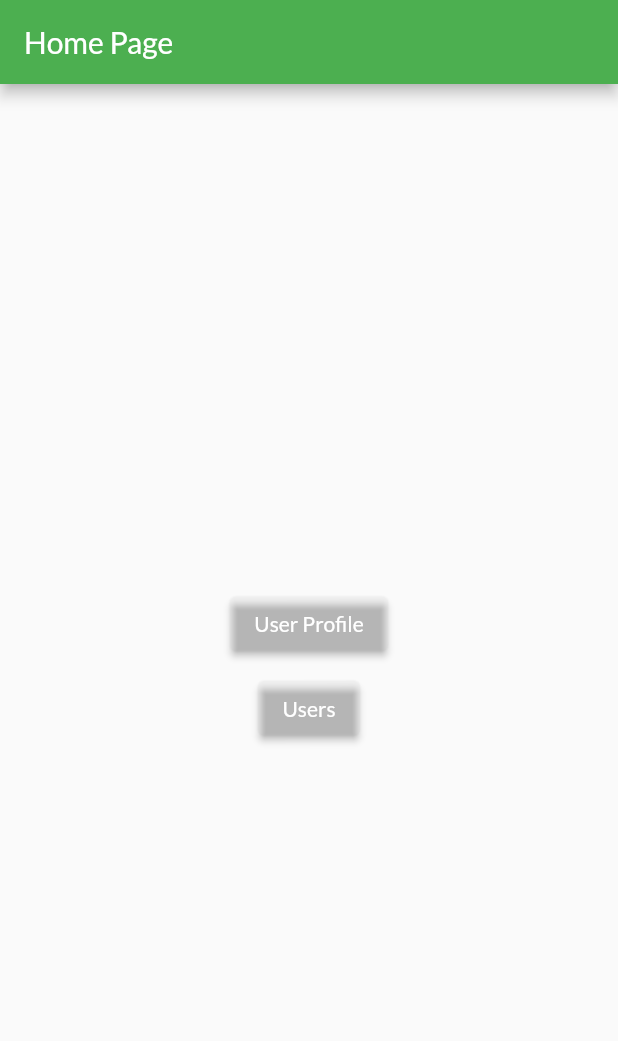
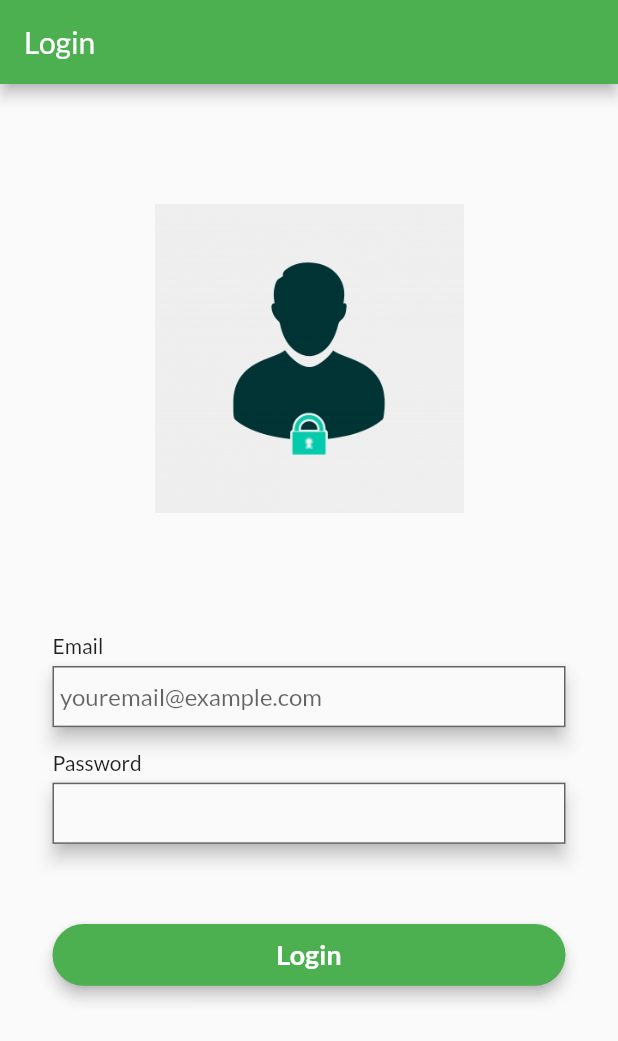
Before and after one commit to Opshanka/FlutterUCSC01, a Flutter app: the screen it shows after launch, on a phone screen of 412 x 824 dp. Shown: the top 1041 px of the screen. Run offline on Flutter 3.47's test engine with Material 2 defaults, Android fonts, the phone set to English and light mode, and no system bars; our stand-ins replace easy_localization.

Commit message:
Finalized upto 2022_1_1
Added localization again
added user list
added login

```diff
--- /dev/null
+++ b/demo/assets/langs/de-DE.json
@@ -0,0 +1,6 @@
+{
+    "titles": {
+        "home" : "Home",
+        "first" : "First Screen"
+    }
+}
--- /dev/null
+++ b/demo/assets/langs/en-US.json
@@ -0,0 +1,16 @@
+{
+    "titles": {
+        "home" : "Home",
+        "login" : "Login",
+        "first" : "First Screen"
+    },
+    "buttonTitles": {
+        "login" : "Login"
+
+    },
+    "labels": {
+        "email" : "Email",
+        "password" : "Password"
+
+    }
+}
--- a/demo/lib/common/route_generator.dart
+++ b/demo/lib/common/route_generator.dart
@@ -23,7 +23,7 @@ class RouteGenerator{
         return _errorRoute("Profile Data Error");
       case '/users':
         if(args is ToUserListPageArguments){
-          return MaterialPageRoute(builder: (_)=> Users(users: args,));
+          return MaterialPageRoute(builder: (_)=> UsersPage());
         }
         return _errorRoute("User List Data Error");
        default:
--- a/demo/lib/common/theme.dart
+++ b/demo/lib/common/theme.dart
@@ -23,4 +23,21 @@ ThemeData primaryTheme = ThemeData(
   ),
   appBarTheme: AppBarTheme(
     backgroundColor: HexColor.fromHex("#4caf50"),
-),);
+    textTheme: TextTheme(
+       headline4: TextStyle(
+          fontFamily: 'Lato',
+          fontSize: 20,
+          fontWeight: FontWeight.bold,
+          color: Colors.white,
+        ),
+    ),
+),
+  textTheme: const TextTheme(
+    headline4: TextStyle(
+      fontFamily: 'Lato',
+      fontSize: 18,
+      fontWeight: FontWeight.bold,
+      color: Colors.white,
+    ),
+  ),
+);
--- a/demo/lib/main.dart
+++ b/demo/lib/main.dart
@@ -2,10 +2,22 @@ import 'package:demo/common/route_generator.dart';
 import 'package:demo/common/theme.dart';
 import 'package:demo/views/first_page.dart';
 import 'package:demo/views/home_page.dart';
+import 'package:demo/views/pages/login_page.dart';
+import 'package:easy_localization/easy_localization.dart';
 import 'package:flutter/material.dart';
 
-void main() {
-  runApp(const MyApp());
+Future<void> main() async {
+  WidgetsFlutterBinding.ensureInitialized();
+  await EasyLocalization.ensureInitialized();
+
+  runApp(
+    EasyLocalization(
+      supportedLocales: [const Locale('en', 'US'), Locale('de', 'DE')],
+      path: 'assets/langs', // <-- change the path of the translation files
+      fallbackLocale: Locale('en', 'US'),
+      child: MyApp()
+    ),
+  );
 }
 
 class MyApp extends StatelessWidget {
@@ -20,7 +32,11 @@ class MyApp extends StatelessWidget {
       initialRoute: '/',
       onGenerateRoute: RouteGenerator.generateRoute,
       // onGenerateRoute: RouteGenerator.gener,
-      home: Home(title: "Home Page"),
+      // home: Home(title: "Home Page"),
+      locale: context.locale,
+      supportedLocales: context.supportedLocales,
+      localizationsDelegates: context.localizationDelegates,
+      home: LoginPage(),
     );
   }
 }
--- /dev/null
+++ b/demo/lib/mixins/validation_mixin.dart
@@ -0,0 +1,39 @@
+class ValidationMixin {
+  String pwd = '';
+
+  String? validateEmail(String? value) {
+    String pattern = r'^(([^<>()[\]\\.,;:\s@\"]+(\.[^<>()[\]\\.,;:\s@\"]+)*)|(\".+\"))@((\[[0-9]{1,3}\.[0-9]{1,3}\.[0-9]{1,3}\.[0-9]{1,3}\])|(([a-zA-Z\-0-9]+\.)+[a-zA-Z]{2,}))$';
+    RegExp regex = RegExp(pattern);
+
+    if (value!.length < 1) {
+      return 'Email cannot be empty';
+    }
+
+    if (!regex.hasMatch(value.trim())) {
+      return 'Please enter a valid email';
+    }
+    return null;
+  }
+
+  String? validateMobileNum(String? value) {
+    String pattern = r'^\+[1-9]{1}[0-9]{3,14}$';
+    RegExp regex = RegExp(pattern);
+
+    if (value!.length < 1) {
+      return 'Mobile number cannot be empty';
+    }
+
+    if (!regex.hasMatch(value.trim())) {
+      return 'Please enter a valid mobile number';
+    }
+    return null;
+  }
+
+  String? validatePassword(String? value) {
+    if (value!.length < 1) {
+      return 'Password cannot be empty';
+    } else if ((value.length < 8)) {
+      return 'Password should be atlease 8 characters long';
+    }
+  }
+}
--- /dev/null
+++ b/demo/lib/views/pages/login_page.dart
@@ -0,0 +1,104 @@
+import 'package:flutter/material.dart';
+import 'package:easy_localization/easy_localization.dart';
+import 'package:demo/widgets/form_items.dart';
+import 'package:demo/mixins/validation_mixin.dart';
+
+class LoginPage extends StatefulWidget {
+  @override
+  _LoginPageState createState() => _LoginPageState();
+}
+
+class _LoginPageState extends State<LoginPage> with ValidationMixin {
+  final formKey = GlobalKey<FormState>();
+  String email = "";
+  String password = "";
+  String token = "";
+  bool isInvalid = false;
+
+  bool _obscureText = true;
+
+  @override
+  void initState() {
+    super.initState();
+  }
+
+  @override
+  Widget build(BuildContext context) {
+    var height = MediaQuery.of(context).size.height;
+    var width = MediaQuery.of(context).size.width;
+
+    double contentGap = height < 750 ? 50 : 80;
+    double buttonGap = height < 750 ? 5 : 15;
+    double imageSize = height < 750 ? height / 4 : width / 2;
+
+    if (height < 569) {
+      contentGap = 30;
+      buttonGap = 5;
+      imageSize = height / 5;
+    }
+
+    var logoImageAsset = new AssetImage("assets/images/avator.jpg");
+    var logoImage = new Image(
+      image: logoImageAsset,
+      height: imageSize,
+      width: imageSize,
+    );
+
+    return Scaffold(
+      appBar: AppBar(
+        title: Text('titles.login'.tr(),
+            ),
+      ),
+      body: ListView(children: <Widget>[
+        Container(
+          child: Column(
+              crossAxisAlignment: CrossAxisAlignment.center,
+              mainAxisAlignment: MainAxisAlignment.start,
+              children: <Widget>[
+                Container(
+                  padding: EdgeInsets.only(
+                      left: width / 4, right: width / 4, top: contentGap),
+                  child: logoImage,
+                ),
+                Container(
+                  padding:
+                      EdgeInsets.only(left: 35, right: 35, top: contentGap),
+                  child: Form(
+                      key: formKey,
+                      child: Column(children: <Widget>[
+                        Container(
+                          alignment: Alignment.centerLeft,
+                          child: formLabel('labels.email'.tr(), context),
+                        ),
+                        Container(
+                            height: height / 18,
+                            padding: EdgeInsets.only(top: 5),
+                            child: emailField(validateEmail, (String? value) {
+                              email = value!.trim();
+                            }, context)),
+                        Container(
+                          padding: EdgeInsets.only(top: 15),
+                          alignment: Alignment.centerLeft,
+                          child: formLabel('labels.password'.tr(), context),
+                        ),
+                        Container(
+                            height: height / 18,
+                            padding: EdgeInsets.only(top: 5),
+                            child:
+                                passwordField(validatePassword, (String? value) {
+                              password = value!;
+                            }, context, _obscureText)),
+                        Container(
+                          padding: EdgeInsets.only(top: 50),
+                          child: submitButton('buttonTitles.login'.tr(), () {
+                            formKey.currentState!.save();
+                          }, width - 70, height / 20, context),
+                        ),
+                      ])),
+                ),
+              ]),
+        ),
+      ]),
+    );
+  }
+}
--- /dev/null
+++ b/demo/lib/widgets/form_items.dart
@@ -0,0 +1,76 @@
+import 'package:flutter/material.dart';
+
+Widget formLabel(text, context) {
+  return Text(
+    text,
+    style: Theme.of(context).inputDecorationTheme.labelStyle,
+  );
+}
+
+Widget emailField(validateEmail, onSaved, context) {
+  return Material(
+      elevation: 5.0,
+      shadowColor: Colors.black,
+      child: TextFormField(
+          keyboardType: TextInputType.emailAddress,
+          decoration: InputDecoration(
+            contentPadding: EdgeInsets.symmetric(vertical: 5.0, horizontal: 5),
+            focusedBorder: OutlineInputBorder(
+              borderSide:
+                  BorderSide(color: Theme.of(context).hintColor, width: 1.0),
+              borderRadius: BorderRadius.zero,
+            ),
+            enabledBorder: OutlineInputBorder(
+              borderSide:
+                  BorderSide(color: Theme.of(context).hintColor, width: 1.0),
+              borderRadius: BorderRadius.zero,
+            ),
+            fillColor: Colors.white,
+            hintText: 'youremail@example.com',
+          ),
+          validator: validateEmail,
+          onSaved: onSaved));
+}
+
+Widget passwordField(validatePassword, onSaved, context, obscureText,
+    [txtControl]) {
+  return Material(
+      elevation: 5.0,
+      shadowColor: Colors.black,
+      child: TextFormField(
+          controller: txtControl,
+          obscureText: obscureText,
+          decoration: InputDecoration(
+            contentPadding: EdgeInsets.symmetric(vertical: 5.0, horizontal: 5),
+            focusedBorder: OutlineInputBorder(
+              borderSide:
+                  BorderSide(color: Theme.of(context).hintColor, width: 1.0),
+              borderRadius: BorderRadius.zero,
+            ),
+            enabledBorder: OutlineInputBorder(
+              borderSide:
+                  BorderSide(color: Theme.of(context).hintColor, width: 1.0),
+              borderRadius: BorderRadius.zero,
+            ),
+            fillColor: Colors.white,
+          ),
+          validator: validatePassword,
+          onSaved: onSaved));
+}
+
+Widget submitButton(text, onPressed, width, height, context) {
+  return ButtonTheme(
+      minWidth: width,
+      height: height,
+      child: RaisedButton(
+          shape: new RoundedRectangleBorder(
+              borderRadius: new BorderRadius.circular(height / 2)),
+          elevation: 4.0,
+          color: Theme.of(context).primaryColor,
+          textColor: Colors.white,
+          child: Text(
+            text,
+            style: Theme.of(context).textTheme.headline4,
+          ),
+          onPressed: onPressed));
+}
--- a/demo/pubspec.yaml
+++ b/demo/pubspec.yaml
@@ -35,6 +35,9 @@ dependencies:
   # Use with the CupertinoIcons class for iOS style icons.
   cupertino_icons: ^1.0.2
   easy_localization: ^3.0.0
+  http: ^0.13.4
+  connectivity: ^3.0.6
+  intl: ^0.17.0
 
 dev_dependencies:
   flutter_test:
@@ -61,6 +64,7 @@ flutter:
   # To add assets to your application, add an assets section, like this:
   assets:
     - assets/images/
+    - assets/langs/
 
   # An image asset can refer to one or more resolution-specific "variants", see
   # https://flutter.dev/assets-and-images/#resolution-aware.
```
Also changed, not shown: demo/lib/views/cards/user_card.dart (added, +59 -0 lines), demo/lib/views/home_page.dart (+0 -11 lines), demo/lib/views/users.dart (+31 -35 lines), demo/lib/widgets/appbar.dart (added, +8 -0 lines), demo/assets/images/avator.jpg (added), demo/pubspec.lock.
